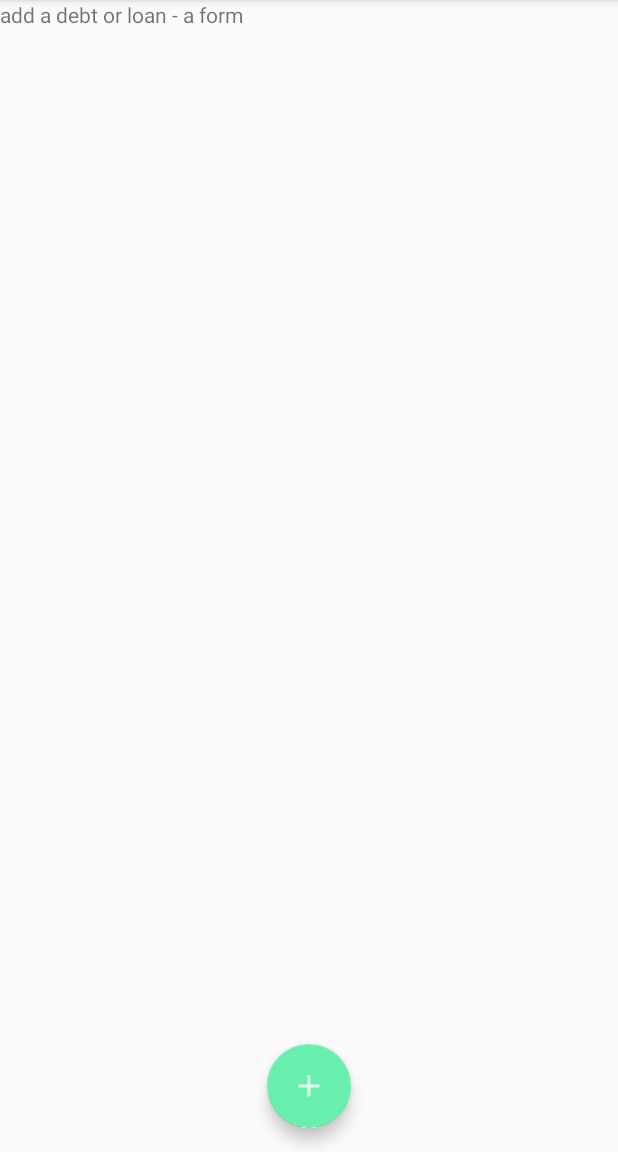
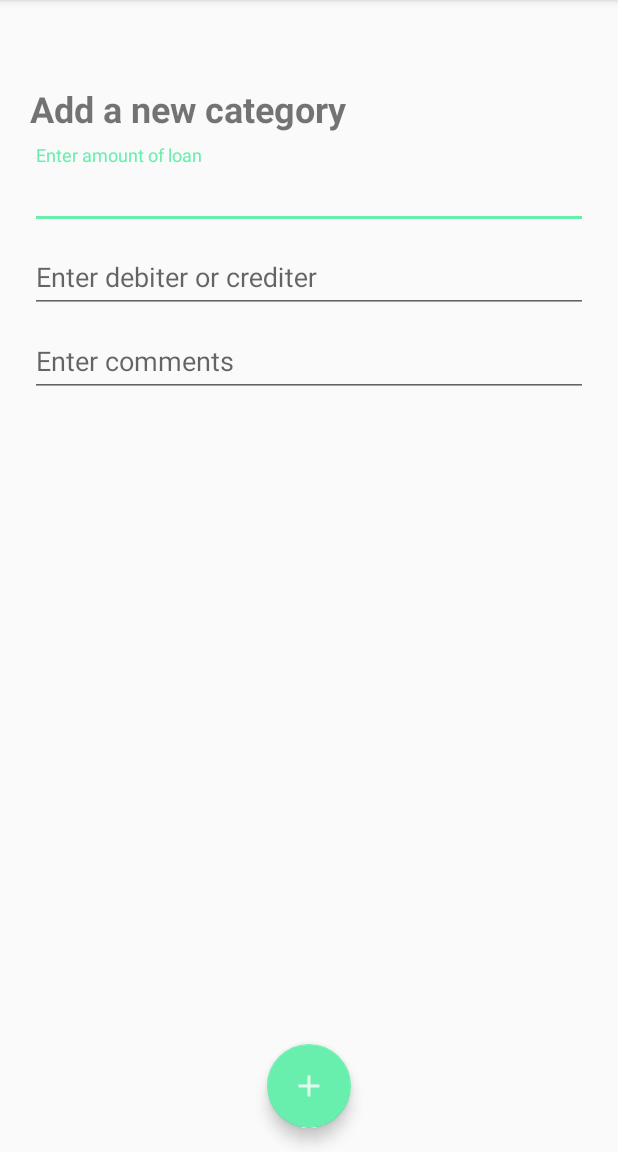
Before and after one commit to SuryaThiru/expensio-WINSEM18, an Android app: the AddDebtOrLoan screen opened directly, with no data from a screen before it, on a phone screen of 412 x 824 dp, the part 84-1236 px from its top. Run offline under Robolectric (Android 15) with nearby library versions, the light colour scheme and no system bars.

Commit message:
add loan forms and list

```diff
--- a/app/src/main/java/com/nas/android/expensio/DebtsAndLoansList.kt
+++ b/app/src/main/java/com/nas/android/expensio/DebtsAndLoansList.kt
@@ -20,7 +20,7 @@ class DebtsAndLoansList : AppCompatActivity() {
         fab1.setOnClickListener {
             // Handler code here.
             val intent = Intent(applicationContext, AddDebtOrLoan::class.java)
-            startActivity(intent);
+            startActivity(intent)
         }
     }
 }
--- a/app/src/main/res/layout/activity_add_debt_or_loan.xml
+++ b/app/src/main/res/layout/activity_add_debt_or_loan.xml
@@ -6,12 +6,68 @@ android:layout_width="match_parent"
 android:layout_height="match_parent"
 tools:context="com.nas.android.expensio.MainNavigationActivity">
 
-    <TextView
-        android:layout_width="wrap_content"
-        android:layout_height="wrap_content"
-        android:text="add a debt or loan - a form"/>
+    <LinearLayout
+        android:layout_width="match_parent"
+        android:layout_height="match_parent"
+        android:layout_marginTop="?attr/actionBarSize"
+        android:orientation="vertical"
+        android:paddingLeft="20dp"
+        android:paddingRight="20dp"
+        >
 
-<android.support.design.widget.FloatingActionButton
+        <TextView
+            android:id="@+id/loans_title"
+            android:layout_width="match_parent"
+            android:layout_height="wrap_content"
+            android:text="@string/add_new_cat"
+            android:textSize="24sp"
+            android:textStyle="bold"
+            android:layout_marginBottom="8dp"/>
+
+        <android.support.design.widget.TextInputLayout
+            android:id="@+id/loans_amount"
+            android:layout_width="match_parent"
+            android:layout_height="wrap_content">
+
+            <EditText
+                android:id="@+id/inp_loan_amnt"
+                android:layout_width="match_parent"
+                android:layout_height="wrap_content"
+                android:singleLine="true"
+                android:hint="@string/amount" />
+        </android.support.design.widget.TextInputLayout>
+
+        <android.support.design.widget.TextInputLayout
+            android:id="@+id/loans_actor"
+            android:layout_width="match_parent"
+            android:layout_height="wrap_content">
+
+            <EditText
+                android:id="@+id/inp_loan_actr"
+                android:layout_width="match_parent"
+                android:layout_height="wrap_content"
+                android:singleLine="true"
+                android:hint="@string/actor" />
+        </android.support.design.widget.TextInputLayout>
+
+        <android.support.design.widget.TextInputLayout
+            android:id="@+id/loans_remarks"
+            android:layout_width="match_parent"
+            android:layout_height="wrap_content">
+
+            <EditText
+                android:id="@+id/inp_loan_rem"
+                android:layout_width="match_parent"
+                android:layout_height="wrap_content"
+                android:singleLine="true"
+                android:hint="@string/remark" />
+        </android.support.design.widget.TextInputLayout>
+
+
+    </LinearLayout>
+
+
+    <android.support.design.widget.FloatingActionButton
     android:id="@+id/fab"
     android:layout_width="wrap_content"
     android:layout_height="wrap_content"
--- a/app/src/main/res/layout/activity_debts_and_loans_list.xml
+++ b/app/src/main/res/layout/activity_debts_and_loans_list.xml
@@ -13,11 +13,11 @@
 
     <android.support.v7.widget.RecyclerView
         android:id="@+id/debts_and_loans_recyclerview"
+        android:layout_marginTop="?attr/actionBarSize"
         android:layout_width="match_parent"
         android:layout_height="match_parent">
 
     </android.support.v7.widget.RecyclerView>
-
 
     <android.support.design.widget.FloatingActionButton
         android:id="@+id/fab1"
--- a/app/src/main/res/values/strings.xml
+++ b/app/src/main/res/values/strings.xml
@@ -33,4 +33,13 @@
 
     <!--error messages-->
     <string name="no_expenses">No expenses added yet!</string>
+
+    <!--input hints-->
+    <string name="amount">Enter amount of loan</string>
+    <string name="actor">Enter debiter or crediter</string>
+    <string name="remark">Enter comments</string>
+
+    <!--titles-->
+    <string name="loan_title">Add a loan or debt</string>
+
 </resources>
```
Also changed, not shown: app/src/main/java/com/nas/android/expensio/DebtsAndLoansAdapter.kt (+9 -9 lines), app/src/main/res/layout/debts_and_loans_list_cell.xml (+22 -6 lines).
